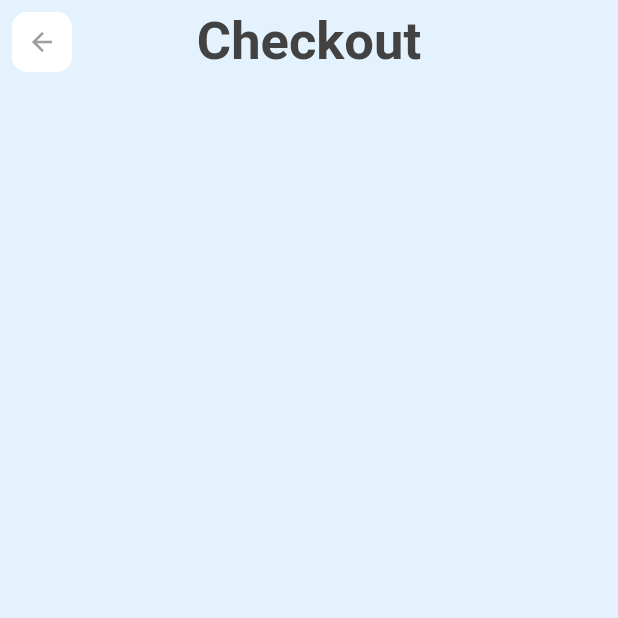
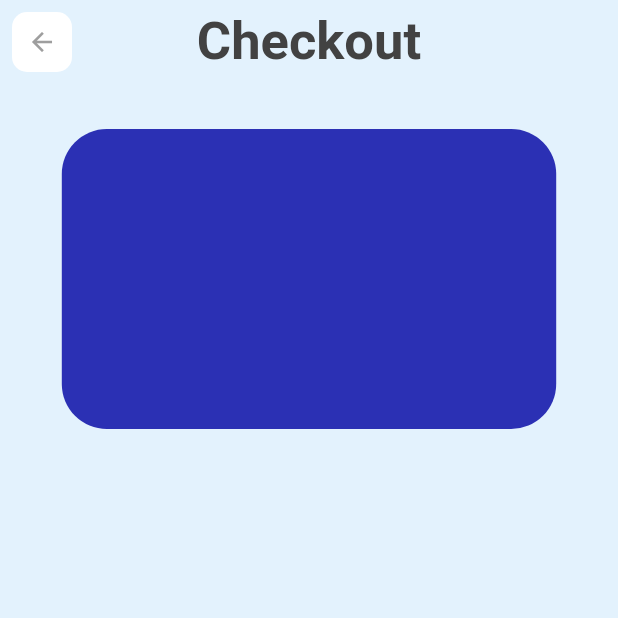
Before and after one commit to Kevin-Halll/pharmacy_app, a Flutter app: the CheckoutPage screen opened by its route, on a phone screen of 412 x 824 dp, the top half of it. Run offline on Flutter 3.47's test engine with Material 2 defaults, Android fonts, the phone set to English and light mode, and no system bars.

Commit message:
checkout debit card

```diff
--- a/lib/components/allCategories/allCategories.dart
+++ b/lib/components/allCategories/allCategories.dart
@@ -1,8 +1,9 @@
 import 'package:flutter/material.dart';
 import 'package:pharmacy_app/components/categoryCard/categoryCard.dart';
-import 'package:pharmacy_app/utils/text.dart';
 
-import '../../utils/colors.dart';
+import '../../custom_widgets/colors.dart';
+import '../../custom_widgets/text.dart';
+
 
 class allCategories extends StatelessWidget {
   var items = [1,2,3,4,5,6,7,8,9];
@@ -22,7 +23,7 @@ class allCategories extends StatelessWidget {
                 Icons.arrow_back,
               )),
           iconTheme: IconThemeData(
-            color: AppColor.mainGray,
+            color: AppColor.mainGrey,
           ),
           backgroundColor: Colors.transparent,
           elevation: 0.0,
--- a/lib/components/categorySlide/categorySlide.dart
+++ b/lib/components/categorySlide/categorySlide.dart
@@ -1,6 +1,7 @@
 import 'package:flutter/material.dart';
 import 'package:pharmacy_app/components/categoryCard/categoryCard.dart';
-import 'package:pharmacy_app/utils/colors.dart';
+
+import '../../custom_widgets/colors.dart';
 
 
 class CategorySlide extends StatelessWidget {
--- a/lib/components/checkout/checkout.dart
+++ b/lib/components/checkout/checkout.dart
@@ -33,8 +33,16 @@ class CheckoutPage extends StatelessWidget {
 
       body: ListView(
         children: [
-          Container(
-            width: MediaQuery.of(context).size.width,
+          SizedBox(height: 30,),
+          Center(
+            child: Container(
+              width: MediaQuery.of(context).size.width * 0.8,
+              height: 200,
+              decoration: BoxDecoration(
+                color: AppColor.thirdBlue,
+                borderRadius: BorderRadius.circular(30)
+              ),
+            ),
           )
         ],
       ),
```
